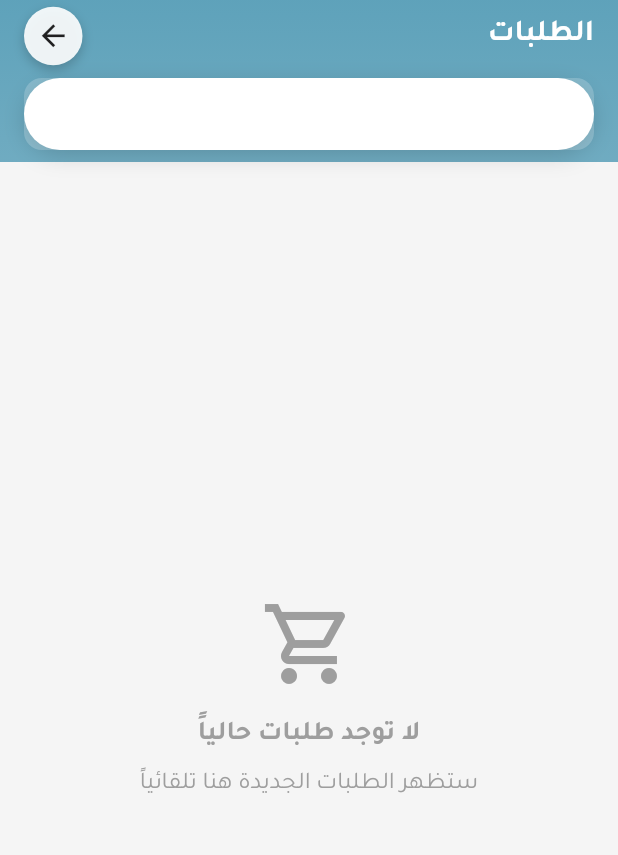
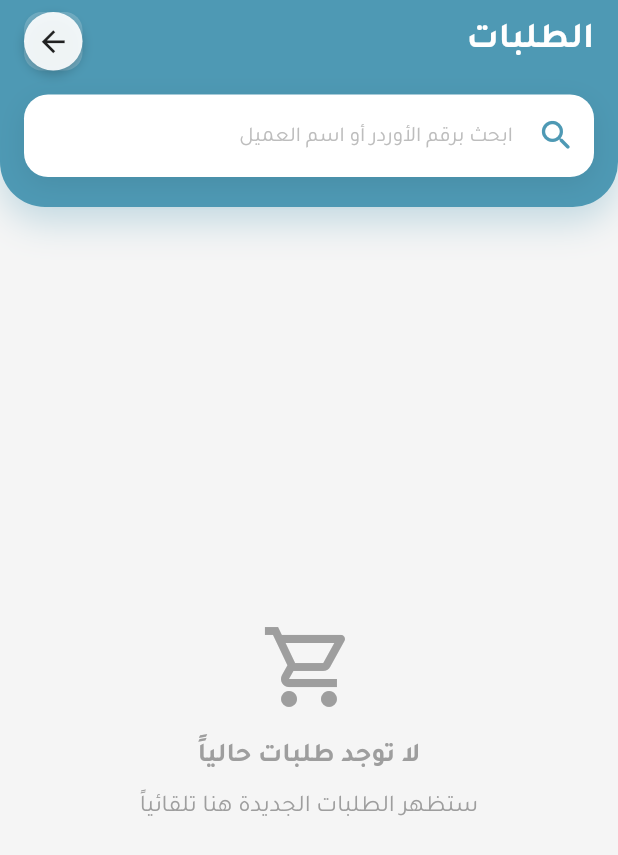
Before and after one commit to khaledhassanbn/temp-bazar, a Flutter app: the MarketOrdersPage screen opened directly with empty values, on a phone screen of 412 x 824 dp. Shown: the top 855 px of the screen. Run offline on Flutter 3.47's test engine with Material 3 defaults, Android fonts, the phone set to English and light mode, and no system bars; our stand-ins replace audioplayers, cached_network_image, cloud_firestore, firebase_auth, firebase_core, firebase_messaging and 16 more; accounts and stored records are empty.

Commit message:
merge latest updates

```diff
--- a/lib/markets/order_of_markets/pages/MarketOrdersPage.dart
+++ b/lib/markets/order_of_markets/pages/MarketOrdersPage.dart
@@ -8,6 +8,7 @@
 //          └── OrderCollapsibleHeader.dart  ✅ (العنوان مع البحث) [موجود لديك بالفعل]
 import 'package:flutter/material.dart';
 import 'package:cloud_firestore/cloud_firestore.dart';
+import 'package:go_router/go_router.dart';
 
 import 'package:bazar_suez/markets/order_of_markets/widget/OrderCollapsibleHeader.dart';
 import 'package:bazar_suez/markets/order_of_markets/widget/OrderCard.dart';
@@ -30,6 +31,7 @@ class MarketOrdersPage extends StatefulWidget {
 class _MarketOrdersPageState extends State<MarketOrdersPage>
     with SingleTickerProviderStateMixin {
   late final MarketOrdersViewModel _viewModel;
+  late final TextEditingController _searchController;
   AnimationController? _animController;
 
   Future<void> _handleRequestDelivery(
@@ -186,6 +188,7 @@ class _MarketOrdersPageState extends State<MarketOrdersPage>
     super.initState();
     _viewModel = MarketOrdersViewModel(marketId: widget.marketId)..init();
     final oid = widget.initialOrderId;
+    _searchController = TextEditingController(text: oid?.trim() ?? '');
     if (oid != null && oid.trim().isNotEmpty) {
       _viewModel.setSearchQuery(oid.trim());
     }
@@ -202,13 +205,24 @@ class _MarketOrdersPageState extends State<MarketOrdersPage>
   @override
   void dispose() {
     _animController?.dispose();
+    _searchController.dispose();
     _viewModel.disposeViewModel();
     super.dispose();
   }
 
   @override
   Widget build(BuildContext context) {
-    return Directionality(
+    return PopScope(
+      canPop: false,
+      onPopInvokedWithResult: (didPop, result) {
+        if (didPop) return;
+        if (Navigator.of(context).canPop()) {
+          Navigator.of(context).pop();
+        } else {
+          context.go('/HomePage');
+        }
+      },
+      child: Directionality(
         textDirection: TextDirection.rtl,
         child: Scaffold(
         backgroundColor: Colors.grey[100],
@@ -224,6 +238,7 @@ class _MarketOrdersPageState extends State<MarketOrdersPage>
                     showHeader: _viewModel.showHeader,
                     suggestions: const [],
                     searchHint: "ابحث برقم الأوردر أو اسم العميل",
+                    searchController: _searchController,
                     onSearchChanged: _viewModel.setSearchQuery,
                   ),
                 ),
@@ -351,37 +366,53 @@ class _MarketOrdersPageState extends State<MarketOrdersPage>
                           // رسالة عدم وجود نتائج للبحث
                           if (filteredOrders.isEmpty)
                             Container(
-                              margin: const EdgeInsets.all(12),
-                              padding: const EdgeInsets.all(24),
+                              margin: const EdgeInsets.symmetric(horizontal: 16, vertical: 24),
+                              padding: const EdgeInsets.all(32),
                               decoration: BoxDecoration(
                                 color: Colors.white,
-                                borderRadius: BorderRadius.circular(12),
-                                border: Border.all(color: Colors.grey[300]!),
+                                borderRadius: BorderRadius.circular(20),
+                                boxShadow: [
+                                  BoxShadow(
+                                    color: Colors.grey.withOpacity(0.08),
+                                    blurRadius: 24,
+                                    offset: const Offset(0, 8),
                                   ),
-                              child: const Center(
+                                ],
+                              ),
                               child: Column(
                                 children: [
-                                    Icon(
-                                      Icons.search_off,
-                                      size: 48,
-                                      color: Colors.grey,
+                                  Container(
+                                    padding: const EdgeInsets.all(20),
+                                    decoration: BoxDecoration(
+                                      color: Colors.orange.withOpacity(0.1),
+                                      shape: BoxShape.circle,
                                     ),
-                                    SizedBox(height: 12),
+                                    child: const Icon(
+                                      Icons.search_off_rounded,
+                                      size: 56,
+                                      color: Colors.orange,
+                                    ),
+                                  ),
+                                  const SizedBox(height: 24),
+                                  const Text(
+                                    "لا توجد طلبات مطابقة",
+                                    style: TextStyle(
+                                      fontSize: 20,
+                                      fontWeight: FontWeight.bold,
+                                      color: Colors.black87,
+                                    ),
+                                  ),
+                                  const SizedBox(height: 8),
                                   Text(
-                                      "لا توجد طلبات مطابقة للبحث",
+                                    "لم نتمكن من العثور على طلب بهذا الرقم أو الاسم.\nيرجى التأكد من البيانات والمحاولة مرة أخرى.",
+                                    textAlign: TextAlign.center,
                                     style: TextStyle(
-                                        fontSize: 16,
-                                        fontWeight: FontWeight.w500,
+                                      fontSize: 14,
+                                      height: 1.5,
                                       color: Colors.grey,
                                     ),
                                   ),
-                                    SizedBox(height: 4),
-                                    Text(
-                                      "جرب البحث برقم الطلب أو اسم العميل",
-                                      style: TextStyle(color: Colors.grey),
-                                    ),
                                 ],
-                                ),
                               ),
                             ),
 
@@ -415,7 +446,9 @@ class _MarketOrdersPageState extends State<MarketOrdersPage>
                                   distanceInfo,
                                 );
                               },
-                              rejectedMessage: _viewModel.getRejectedMessage(order['documentId'] ?? ''),
+                              rejectedMessage: _viewModel.getRejectedMessage(
+                                order['documentId'] ?? '',
+                              ),
                             );
                           }),
                         ]),
@@ -431,6 +464,7 @@ class _MarketOrdersPageState extends State<MarketOrdersPage>
           },
         ),
       ),
+    ),
     );
   }
 
--- a/lib/markets/order_of_markets/widget/OrderCollapsibleHeader.dart
+++ b/lib/markets/order_of_markets/widget/OrderCollapsibleHeader.dart
@@ -1,13 +1,14 @@
 import 'package:flutter/material.dart';
 import 'package:bazar_suez/theme/app_color.dart';
 import 'package:bazar_suez/markets/Markets_after_category/widget/custom_back_icon.dart';
-import 'package:bazar_suez/markets/Markets_after_category/widget/search_bar_widget.dart';
+import 'package:go_router/go_router.dart';
 
 class OrderCollapsibleHeader extends StatelessWidget {
   final String title;
   final bool showHeader;
   final List<String> suggestions;
   final String searchHint;
+  final TextEditingController? searchController;
   final ValueChanged<String> onSearchChanged;
 
   const OrderCollapsibleHeader({
@@ -16,6 +17,7 @@ class OrderCollapsibleHeader extends StatelessWidget {
     required this.showHeader,
     required this.suggestions,
     required this.searchHint,
+    this.searchController,
     required this.onSearchChanged,
   });
 
@@ -23,26 +25,30 @@ class OrderCollapsibleHeader extends StatelessWidget {
   Widget build(BuildContext context) {
     return Container(
       decoration: BoxDecoration(
-        gradient: LinearGradient(
-          colors: [
-            AppColors.mainColor.withOpacity(0.9),
-            AppColors.mainColor.withOpacity(0.8),
+        color: AppColors.mainColor,
+        borderRadius: const BorderRadius.only(
+          bottomLeft: Radius.circular(30),
+          bottomRight: Radius.circular(30),
+        ),
+        boxShadow: [
+          BoxShadow(
+            color: AppColors.mainColor.withOpacity(0.3),
+            blurRadius: 20,
+            offset: const Offset(0, 10),
+          ),
         ],
-          begin: Alignment.topCenter,
-          end: Alignment.bottomCenter,
-        ),
       ),
       child: SafeArea(
+        bottom: false,
         child: Column(
           children: [
-            // 🔹 العنوان مع زر الرجوع (يظهر فقط عند showHeader = true)
-            AnimatedOpacity(
-              duration: const Duration(milliseconds: 400),
-              opacity: showHeader ? 1.0 : 0.0,
-              child: AnimatedContainer(
-                duration: const Duration(milliseconds: 400),
-                height: showHeader ? 48 : 0,
-                padding: const EdgeInsets.symmetric(horizontal: 16),
+            // 🔹 العنوان مع زر الرجوع
+            AnimatedSize(
+              duration: const Duration(milliseconds: 300),
+              curve: Curves.easeInOut,
+              child: showHeader
+                  ? Padding(
+                      padding: const EdgeInsets.fromLTRB(16, 8, 16, 16),
                       child: Row(
                         mainAxisAlignment: MainAxisAlignment.spaceBetween,
                         children: [
@@ -50,38 +56,90 @@ class OrderCollapsibleHeader extends StatelessWidget {
                             title,
                             style: const TextStyle(
                               color: Colors.white,
-                        fontSize: 20,
+                              fontSize: 24,
                               fontWeight: FontWeight.bold,
+                              letterSpacing: 0.5,
                             ),
                           ),
-                    CustomBackIcon(onTap: () => Navigator.of(context).pop()),
+                          Container(
+                            decoration: BoxDecoration(
+                              color: Colors.white.withOpacity(0.2),
+                              borderRadius: BorderRadius.circular(12),
+                            ),
+                            child: CustomBackIcon(onTap: () {
+                              if (Navigator.of(context).canPop()) {
+                                Navigator.of(context).pop();
+                              } else {
+                                context.go('/HomePage');
+                              }
+                            }),
+                          ),
                         ],
+                      ),
+                    )
+                  : const SizedBox(width: double.infinity, height: 0),
+            ),
+
+            // 🔍 شريط البحث
+            Padding(
+              padding: const EdgeInsets.only(left: 16, right: 16, bottom: 20),
+              child: Container(
+                height: 55,
+                decoration: BoxDecoration(
+                  color: Colors.white,
+                  borderRadius: BorderRadius.circular(16),
+                  boxShadow: [
+                    BoxShadow(
+                      color: Colors.black.withOpacity(0.08),
+                      blurRadius: 15,
+                      offset: const Offset(0, 5),
+                    ),
+                  ],
+                ),
+                child: TextField(
+                  controller: searchController,
+                  onChanged: onSearchChanged,
+                  style: const TextStyle(
+                    fontSize: 16,
+                    fontWeight: FontWeight.w500,
+                  ),
+                  decoration: InputDecoration(
+                    prefixIcon: Container(
+                      padding: const EdgeInsets.all(12),
+                      child: const Icon(
+                        Icons.search_rounded,
+                        color: AppColors.mainColor,
+                        size: 26,
+                      ),
+                    ),
+                    suffixIcon: searchController != null && searchController!.text.isNotEmpty
+                        ? IconButton(
+                            icon: const Icon(Icons.clear_rounded, color: Colors.grey),
+                            onPressed: () {
+                              searchController!.clear();
+                              onSearchChanged('');
+                            },
+                          )
+                        : null,
+                    filled: true,
+                    fillColor: Colors.transparent,
+                    contentPadding: const EdgeInsets.symmetric(
+                      vertical: 16,
+                      horizontal: 16,
+                    ),
+                    border: OutlineInputBorder(
+                      borderRadius: BorderRadius.circular(16),
+                      borderSide: BorderSide.none,
+                    ),
+                    hintText: searchHint,
+                    hintStyle: TextStyle(
+                      fontSize: 14,
+                      color: Colors.grey.shade400,
+                      fontWeight: FontWeight.w400,
                     ),
                   ),
                 ),
-
-            // 🔍 شريط البحث
-            AnimatedContainer(
-              duration: const Duration(milliseconds: 300),
-              width: double.infinity,
-              margin: EdgeInsets.only(
-                top: showHeader ? 4 : 8,
-                left: 16,
-                right: 16,
-                bottom: 8,
               ),
-              decoration: BoxDecoration(
-                color: Colors.white,
-                borderRadius: BorderRadius.circular(25),
-                boxShadow: [
-                  BoxShadow(
-                    color: Colors.black.withOpacity(0.15),
-                    blurRadius: 12,
-                    offset: const Offset(0, 4),
-                  ),
-                ],
-              ),
-              child: SearchBarWidget(suggestions: suggestions),
             ),
           ],
         ),
```
Also changed, not shown: lib/markets/dashboard_market/pages/dashboard_market_page.dart (+20 -15 lines), lib/markets/order_of_markets/pages/PastOrdersPage.dart (+17 -5 lines), lib/markets/order_of_markets/viewmodels/MarketOrdersViewModel.dart (+19 -30 lines), lib/markets/order_of_markets/viewmodels/PastOrdersViewModel.dart (+19 -30 lines). Lines whose indentation alone changed are shown as unchanged.
